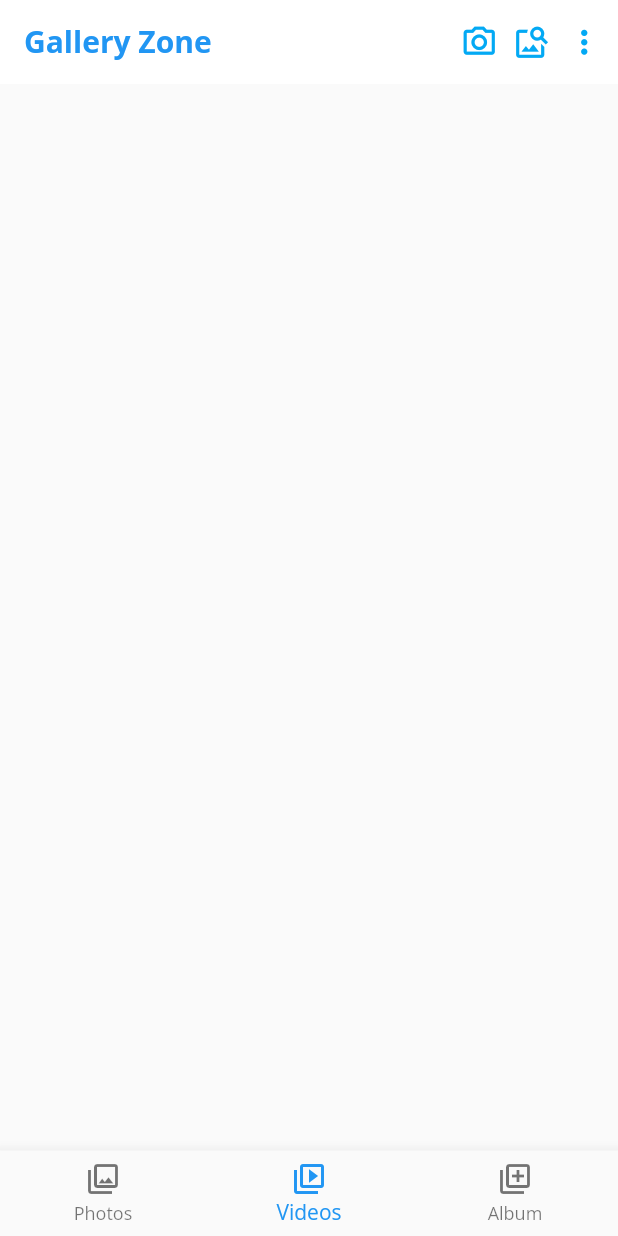
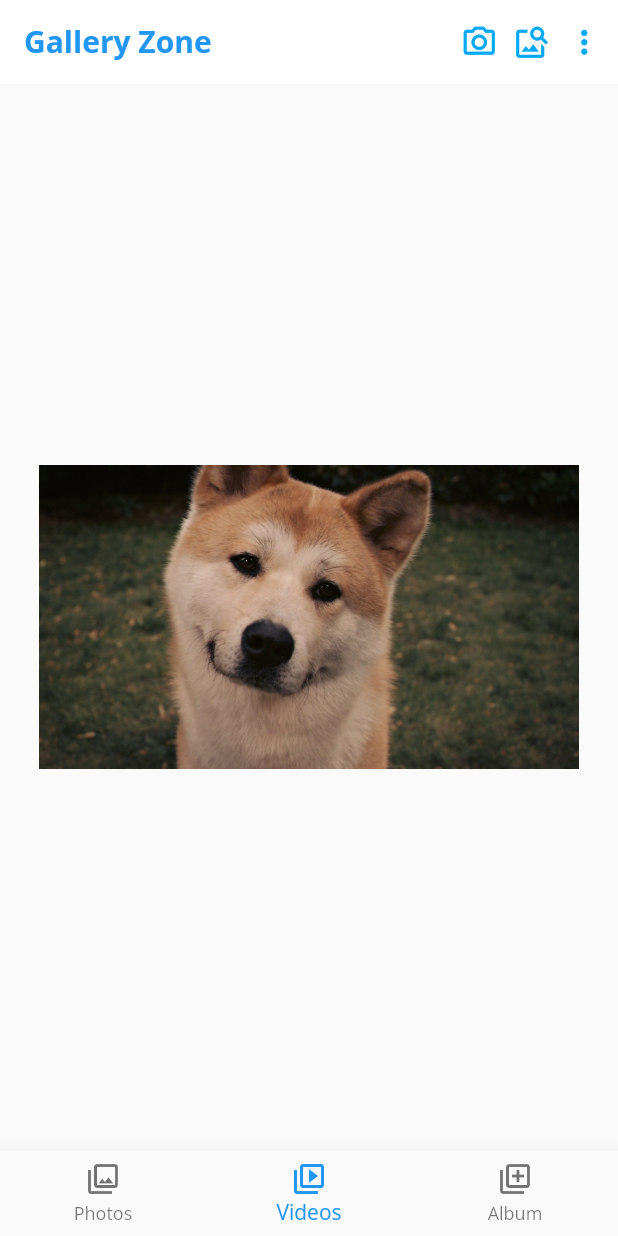
Before and after one commit to VivekTailor19/gallery_zone, a Flutter app: the screen it shows after launch, item 2 of the bottom bar chosen, on a phone screen of 412 x 824 dp. Run offline on Flutter 3.47's test engine with Material 2 defaults, Android fonts, the light colour scheme and no system bars; our stand-ins replace google_fonts.

Commit message:
Gallery Zone

```diff
--- a/lib/provider/gallery_provider.dart
+++ b/lib/provider/gallery_provider.dart
@@ -1,7 +1,7 @@
 import 'package:flutter/cupertino.dart';
 import 'package:gallery_zone/view/photos_gallery.dart';
 import 'package:gallery_zone/view/album.dart';
-import 'package:gallery_zone/view/videos_gallery.dart';
+import 'package:gallery_zone/view/stories_gallery.dart';
 
 import '../model/gallery_model.dart';
 
--- a/lib/view/homescreen.dart
+++ b/lib/view/homescreen.dart
@@ -4,7 +4,7 @@ import 'package:gallery_zone/provider/gallery_provider.dart';
 import 'package:gallery_zone/splashscreen/splashscreen.dart';
 import 'package:gallery_zone/view/photos_gallery.dart';
 import 'package:gallery_zone/view/album.dart';
-import 'package:gallery_zone/view/videos_gallery.dart';
+import 'package:gallery_zone/view/stories_gallery.dart';
 import 'package:provider/provider.dart';
 
 class Home_Screen extends StatefulWidget {
--- /dev/null
+++ b/lib/view/stories_gallery.dart
@@ -0,0 +1,68 @@
+import 'package:flutter/material.dart';
+import 'package:provider/provider.dart';
+
+import '../provider/gallery_provider.dart';
+
+class VideosGallery extends StatefulWidget {
+  const VideosGallery({Key? key}) : super(key: key);
+
+  @override
+  State<VideosGallery> createState() => _VideosGalleryState();
+}
+
+class _VideosGalleryState extends State<VideosGallery> {
+
+  GalleryProvider? gpT ;
+  GalleryProvider? gpF ;
+
+  @override
+  Widget build(BuildContext context) {
+
+    gpT = Provider.of<GalleryProvider>(context,listen: true);
+    gpF = Provider.of<GalleryProvider>(context,listen: false);
+
+    return SafeArea(
+      child: Scaffold(
+        //backgroundColor: Colors.black,
+        // appBar: AppBar(backgroundColor: Colors.white,
+        //   elevation: 0,
+        //   title: Text("Stories",style: TextStyle(color: Colors.blue,fontWeight: FontWeight.bold),),
+        //   actions: [
+        //
+        //
+        //     Icon(Icons.slow_motion_video,color: Colors.lightBlue,size: 25),
+        //     Padding(
+        //       padding: const EdgeInsets.symmetric(horizontal: 10),
+        //       child: Icon(Icons.more_vert_rounded,color: Colors.lightBlue,size: 25),
+        //     ),
+        //
+        //   ],
+        // ),
+
+        body: Center(
+          child: Container(height: 500,width: 360,
+            //color: Colors.transparent,
+
+
+            child: PageView.builder(
+              itemBuilder: (context, index) {
+
+                return Padding(
+                  padding: const EdgeInsets.symmetric(vertical: 10),
+                  child: Image.asset("${gpT!.allphotos[index]}",fit: BoxFit.contain,),
+                );
+
+              },
+              pageSnapping: false,
+
+              scrollDirection: Axis.horizontal,
+              itemCount: 30,
+
+            ),
+          ),
+        ),
+
+      ),
+    );
+  }
+}
--- a/lib/view/videos_gallery.dart
+++ /dev/null
@@ -1,17 +0,0 @@
-import 'package:flutter/material.dart';
-
-class VideosGallery extends StatefulWidget {
-  const VideosGallery({Key? key}) : super(key: key);
-
-  @override
-  State<VideosGallery> createState() => _VideosGalleryState();
-}
-
-class _VideosGalleryState extends State<VideosGallery> {
-  @override
-  Widget build(BuildContext context) {
-    return Scaffold(
-
-    );
-  }
-}
```
